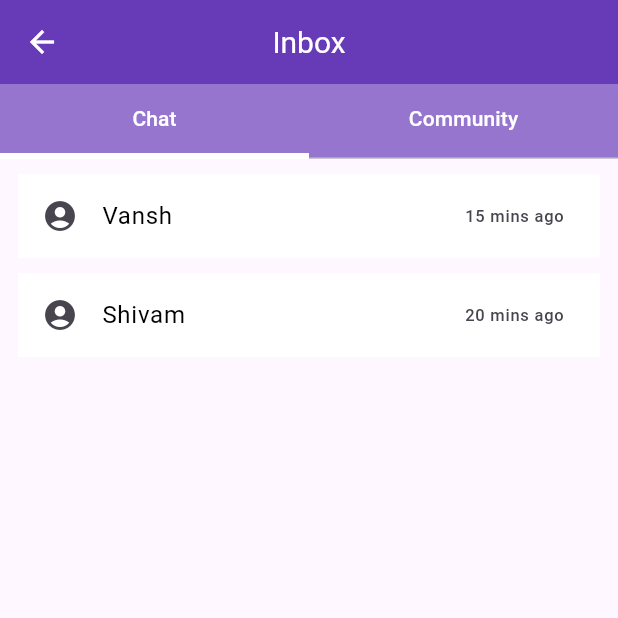
After one commit to DAAWAN1/BhaaratPool, a Flutter app: the ChatScreen screen opened directly, on a phone screen of 412 x 824 dp, the top half of it. The commit adds this screen. Run offline on Flutter 3.47's test engine with Material 3 defaults, Android fonts, the phone set to English and light mode, and no system bars; our stand-ins replace google_maps_flutter, google_sign_in, location; missing offline and left inert: flutter_polyline_points; network calls fail.

Commit message:
made some changes

```diff
--- /dev/null
+++ b/lib/Screens/chat_screen.dart
@@ -0,0 +1,133 @@
+import 'dart:async';
+import 'package:flutter/material.dart';
+
+class ChatScreen extends StatefulWidget {
+  const ChatScreen({super.key});
+
+  @override
+  State<ChatScreen> createState() => ChatScreenState();
+}
+
+class ChatScreenState extends State<ChatScreen>
+    with SingleTickerProviderStateMixin {
+  late final TabController _tabController =
+  TabController(length: 2, vsync: this);
+
+  @override
+  void dispose() {
+    _tabController.dispose();
+    super.dispose();
+  }
+
+  @override
+  Widget build(BuildContext context) {
+    return Scaffold(
+      appBar: AppBar(
+        title: const Text(
+          "Inbox",
+          style: TextStyle(color: Colors.white, fontSize: 20),
+        ),
+        centerTitle: true,
+        iconTheme: const IconThemeData(color: Colors.white),
+        backgroundColor: Colors.deepPurple,
+      ),
+      body: Stack(
+        children: [
+          Column(
+            children: [
+              Material(
+                color: Colors.deepPurple.shade300,
+                borderOnForeground: true,
+                child: TabBar(
+                  indicatorWeight: 4,
+                  indicatorSize: TabBarIndicatorSize.tab,
+                  indicatorColor: Colors.white,
+                  tabs: const [
+                    Tab(
+                      child: Text(
+                        "Chat",
+                        style: TextStyle(fontSize: 14, color: Colors.white),
+                      ),
+                    ),
+                    Tab(
+                      child: Text(
+                        "Community",
+                        style: TextStyle(fontSize: 14, color: Colors.white),
+                      ),
+                    ),
+                  ],
+                  controller: _tabController,
+                  onTap: (n) async {
+                    setState(() {
+                      _tabController.index = _tabController.index;
+                    });
+                    if (n == 0) {
+                      //
+                    }
+                    if (n == 1) {
+                      //
+                    }
+                  },
+                ),
+              ),
+              Expanded(
+                child: TabBarView(
+                  controller: _tabController,
+                  children: [
+                    ListView(
+                      children: const [
+                        Padding(
+                          padding: EdgeInsets.fromLTRB(12, 10, 12, 0),
+                          child: ListTile(
+                            trailing: Text("15 mins ago"),
+                            tileColor: Colors.white,
+                            leading: Icon(Icons.account_circle),
+                            title: Text(
+                              "Vansh",
+                              style: TextStyle(color: Colors.black),
+                            ),
+                          ),
+                        ),
+                        Padding(
+                          padding: EdgeInsets.fromLTRB(12, 10, 12, 0),
+                          child: ListTile(
+                            trailing: Text("20 mins ago"),
+                            tileColor: Colors.white,
+                            leading: Icon(Icons.account_circle),
+                            title: Text(
+                              "Shivam",
+                              style: TextStyle(color: Colors.black),
+                            ),
+                          ),
+                        ),
+                      ],
+                    ),
+                    ListView(
+                      children: const [
+                        Padding(
+                          padding: EdgeInsets.fromLTRB(12, 10, 12, 0),
+                          child: ListTile(
+                            trailing: Text(
+                              "20 mins ago",
+                              style: TextStyle(fontSize: 8),
+                            ),
+                            tileColor: Colors.white,
+                            leading: Icon(Icons.account_circle),
+                            title: Text(
+                              "Janakpuri west -> Vasant Vihar",
+                              style: TextStyle(color: Colors.black, fontSize: 14),
+                            ),
+                          ),
+                        ),
+                      ],
+                    ),
+                  ],
+                ),
+              ),
+            ],
+          ),
+        ],
+      ),
+    );
+  }
+}
--- a/lib/Screens/navigation_screen.dart
+++ b/lib/Screens/navigation_screen.dart
@@ -12,7 +12,7 @@ import 'dart:math' show cos, sqrt, asin;
 class NavigationScreen extends StatefulWidget {
   final double latitude;
   final double longitude;
-  NavigationScreen({required this.latitude, required this.longitude});
+  NavigationScreen({super.key, required this.latitude, required this.longitude});
 
   @override
   State<NavigationScreen> createState() => _NavigationScreenState();
--- a/lib/Screens/profile_screen.dart
+++ b/lib/Screens/profile_screen.dart
@@ -48,6 +48,7 @@ class _ProfileScreenState extends State<ProfileScreen> {
       appBar: AppBar(
         iconTheme: IconThemeData(color: Colors.white),
         title: const Text('Profile', style: TextStyle(color: Colors.white),),
+        centerTitle: true,
         backgroundColor: Colors.deepPurple,
         actions: [
           IconButton(
--- a/lib/Screens/search_page.dart
+++ b/lib/Screens/search_page.dart
@@ -30,6 +30,7 @@ class SearchPageState extends State<SearchPage> {
   Widget build(BuildContext context) {
     return Scaffold(
       appBar: AppBar(
+        centerTitle: true,
         iconTheme: IconThemeData(color: Colors.white),
         title: const Text('Search', style: TextStyle(color: Colors.white),),
         backgroundColor: Colors.deepPurple,
--- a/lib/home_screen.dart
+++ b/lib/home_screen.dart
@@ -1,4 +1,5 @@
 import 'dart:ui';
+import 'package:carpool_2/Screens/chat_screen.dart';
 import 'package:carpool_2/Screens/profile_screen.dart';
 import 'package:carpool_2/widgets/floating_actionButton.dart';
 import 'package:carpool_2/widgets/icon_buttons_bt_appbar.dart';
@@ -49,7 +50,11 @@ class _MyHomePageState extends State<MyHomePage> {
             BuildIconButtonsForBottomAppBar(iconData: Icons.edit_calendar, label: 'Schedule', onTap: () {}),
             BuildIconButtonsForBottomAppBar(iconData: Icons.commute_outlined, label: 'Commute', onTap: () {}),
             const Spacer(),
-            BuildIconButtonsForBottomAppBar(iconData: Icons.chat, label: 'Chat', onTap: () {}),
+            BuildIconButtonsForBottomAppBar(iconData: Icons.chat, label: 'Chat', onTap: () {
+              Navigator.of(context).push(
+                MaterialPageRoute(builder: (context) => const ChatScreen()),
+              );
+            }),
             BuildIconButtonsForBottomAppBar(iconData: Icons.account_circle_sharp, label: 'Profile', onTap: () {
               Navigator.of(context).push(
                 MaterialPageRoute(builder: (context) => const ProfileScreen()),
```
